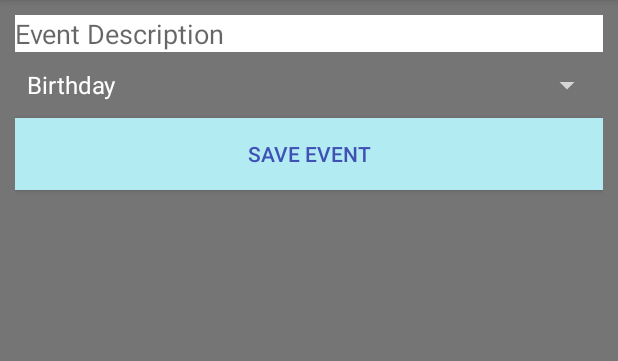
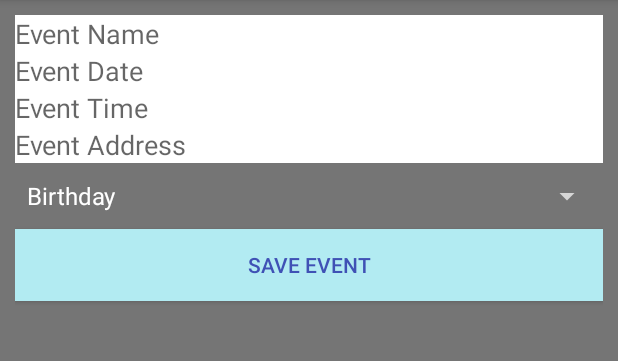
Before and after one commit to AlenaSG/Capstone-Android, an Android app: the CreateEventActivity screen opened directly, with no data from a screen before it, after a tap on "SAVE EVENT", on a phone screen of 412 x 824 dp, the part 84-445 px from its top. Run offline under Robolectric (Android 15) with nearby library versions, the phone set to English and light mode, and no system bars; our stand-ins replace Firebase (no records; nobody signed in at launch, a user with empty details on screens opened directly).

Commit message:
update Event model with date-time-address and fix code to reflect the changes

```diff
--- a/app/src/main/java/com/epicodus/eventmanager/CreateEventActivity.java
+++ b/app/src/main/java/com/epicodus/eventmanager/CreateEventActivity.java
@@ -37,7 +37,10 @@ public class CreateEventActivity extends AppCompatActivity {
     public static final String EVENT_NAME = "eventname";
     public static final String EVENT_ID = "eventid";
     //define view objects
-    private EditText mDescriptionET;
+    private EditText mNameET;
+    private EditText mDateET;
+    private EditText mTimeET;
+    private EditText mAddressET;
     private Button mSaveEventBtn;
     private Spinner mSelectTypeSpn;
     //private FirebaseDatabase database;
@@ -60,7 +63,10 @@ public class CreateEventActivity extends AppCompatActivity {
         //database = FirebaseDatabase.getInstance();
 
 
-        mDescriptionET = (EditText) findViewById(R.id. etDescription);
+        mNameET = (EditText) findViewById(R.id. etName);
+        mDateET = (EditText) findViewById(R.id. etDate);
+        mTimeET = (EditText) findViewById(R.id. etTime);
+        mAddressET = (EditText) findViewById(R.id. etAddress);
         mSelectTypeSpn = (Spinner) findViewById(R.id.spnSelectType);
         //lvEvents = (ListView) findViewById(R.id.lvEvents);
 
@@ -102,7 +108,7 @@ public class CreateEventActivity extends AppCompatActivity {
                 Intent intent = new Intent(getApplicationContext(), AddRatingActivity.class);
 
                 intent.putExtra(EVENT_ID, event.getEventID());
-                intent.putExtra(EVENT_NAME, event.getDescription());
+                intent.putExtra(EVENT_NAME, event.getName());
 
                 startActivity(intent);
         }
@@ -111,7 +117,7 @@ public class CreateEventActivity extends AppCompatActivity {
         public void onLongClick(View view, int position) {
             Event event = events.get(position);
 
-               showUpdateDialog(event.getEventID(), event.getDescription());
+               showUpdateDialog(event.getEventID(), event.getName());
             Toast.makeText(CreateEventActivity.this, "long click", Toast.LENGTH_SHORT).show();
         }
     }));
@@ -144,7 +150,7 @@ public class CreateEventActivity extends AppCompatActivity {
         });
     }
 
-    private void showUpdateDialog(final String eventID, String eventDescription){
+    private void showUpdateDialog(final String eventID, String eventName){
         AlertDialog.Builder dialogBuilder = new AlertDialog.Builder(this);
         LayoutInflater inflater = getLayoutInflater();
         final View dialogView = inflater.inflate(R.layout.update_dialog, null);
@@ -152,11 +158,14 @@ public class CreateEventActivity extends AppCompatActivity {
         dialogBuilder.setView(dialogView);
 
         final EditText etName = (EditText) dialogView.findViewById(R.id.etNewName);
+        final EditText etDate = (EditText) dialogView.findViewById(R.id.etNewDate);
+        final EditText etTime = (EditText) dialogView.findViewById(R.id.etNewTime);
+        final EditText etAddress = (EditText) dialogView.findViewById(R.id.etNewAddress);
         final Button btnUpdate = (Button) dialogView.findViewById(R.id.btnUpdate);
         final Spinner spnUpdate = (Spinner) dialogView.findViewById(R.id.spnUpdate);
         final Button btnDelete = (Button) dialogView.findViewById(R.id.btnDelete);
 
-        dialogBuilder.setTitle("Update Event " + eventDescription);
+        dialogBuilder.setTitle("Update Event " + eventName);
 
         final AlertDialog alertDialog = dialogBuilder.create();
         alertDialog.show();
@@ -165,14 +174,17 @@ public class CreateEventActivity extends AppCompatActivity {
         btnUpdate.setOnClickListener(new View.OnClickListener() {
             @Override
             public void onClick(View view) {
-                String description = etName.getText().toString().trim();
+                String name = etName.getText().toString().trim();
                 String type = spnUpdate.getSelectedItem().toString();
+                String date = etDate.getText().toString().trim();
+                String time = etTime.getText().toString().trim();
+                String address = etAddress.getText().toString().trim();
 
-                if(TextUtils.isEmpty(description)){
+                if(TextUtils.isEmpty(name)){
                     etName.setError("Description Required");
                     return;
                 }
-                updateEvent(eventID, description, type);
+                updateEvent(eventID, name, type, date, time, address);
 
                 alertDialog.dismiss();
             }
@@ -198,10 +210,10 @@ public class CreateEventActivity extends AppCompatActivity {
         Toast.makeText(this, "Event is deleted", Toast.LENGTH_LONG).show();
     }
 
-    private boolean updateEvent(String id, String description, String type){
+    private boolean updateEvent(String id, String name, String type, String date, String time, String address){
         DatabaseReference databaseReference = FirebaseDatabase.getInstance().getReference("events").child(id);
 
-        Event event = new Event(id, description, type);
+        Event event = new Event(id, name, type, date, time, address);
 
         databaseReference.setValue(event);
         Toast.makeText(this, "Event updated successfully", Toast.LENGTH_LONG).show();
@@ -210,19 +222,22 @@ public class CreateEventActivity extends AppCompatActivity {
     }
 
     private void AddEvent() {
-        String description = mDescriptionET.getText().toString().trim();
+        String description = mNameET.getText().toString().trim();
         String type = mSelectTypeSpn.getSelectedItem().toString();
+        String date = mDateET.getText().toString().trim();
+        String time = mTimeET.getText().toString().trim();
+        String address = mAddressET.getText().toString().trim();
 
         if(!TextUtils.isEmpty(description)) {
 
             String id = databaseEvents.push().getKey();
-            Event event = new Event(id, description, type);
+            Event event = new Event(id, description, type, date, time, address);
             databaseEvents.child(id).setValue(event);
 
             Toast.makeText(this, "event added", Toast.LENGTH_LONG).show();
 
         } else {
-            Toast.makeText(CreateEventActivity.this, "enter description", Toast.LENGTH_LONG).show();
+            Toast.makeText(CreateEventActivity.this, "enter name of the event", Toast.LENGTH_LONG).show();
         }
 
     }
--- a/app/src/main/java/com/epicodus/eventmanager/EventListAdapter.java
+++ b/app/src/main/java/com/epicodus/eventmanager/EventListAdapter.java
@@ -40,6 +40,10 @@ public class EventListAdapter extends RecyclerView.Adapter<EventListAdapter.Even
         private ImageView mEventImageView;
         private TextView mNameTextView;
         private TextView mTypeTextView;
+        private TextView mDateTextView;
+        private TextView mTimeTextView;
+        private TextView mAddressTextView;
+
 
 
         private Context mContext;
@@ -49,13 +53,19 @@ public class EventListAdapter extends RecyclerView.Adapter<EventListAdapter.Even
             mEventImageView = (ImageView) itemView.findViewById(R.id.eventImageView);
             mNameTextView = (TextView) itemView.findViewById(R.id.eventNameTextView);
             mTypeTextView = (TextView) itemView.findViewById(R.id.typeTextView);
+            mDateTextView = (TextView) itemView.findViewById(R.id.dateTextView);
+            mTimeTextView = (TextView) itemView.findViewById(R.id.timeTextView);
+            mAddressTextView = (TextView) itemView.findViewById(R.id.addressTextView);
 
             mContext = itemView.getContext();
         }
 
         public void bindEvent(Event event) {
-            mNameTextView.setText(event.getDescription());
+            mNameTextView.setText(event.getName());
             mTypeTextView.setText(event.getType());
+            mDateTextView.setText(event.getDate());
+            mTimeTextView.setText(event.getTime());
+            mAddressTextView.setText(event.getAddress());
         }
 
     }
--- a/app/src/main/res/layout/activity_create_event.xml
+++ b/app/src/main/res/layout/activity_create_event.xml
@@ -13,9 +13,33 @@
     <EditText
         android:layout_width="match_parent"
         android:layout_height="wrap_content"
-        android:id="@+id/etDescription"
+        android:id="@+id/etName"
         android:background="@color/icons"
-        android:hint="Event Description"/>
+        android:hint="Event Name"/>
+
+    <EditText
+        android:layout_width="match_parent"
+        android:layout_height="wrap_content"
+        android:id="@+id/etDate"
+        android:background="@color/icons"
+        android:hint="Event Date"
+        android:layout_below="@id/etName"/>
+
+    <EditText
+        android:layout_width="match_parent"
+        android:layout_height="wrap_content"
+        android:id="@+id/etTime"
+        android:background="@color/icons"
+        android:hint="Event Time"
+        android:layout_below="@id/etDate"/>
+
+    <EditText
+        android:layout_width="match_parent"
+        android:layout_height="wrap_content"
+        android:id="@+id/etAddress"
+        android:background="@color/icons"
+        android:hint="Event Address"
+        android:layout_below="@id/etTime"/>
 
     <Spinner
         android:id="@+id/spnSelectType"
@@ -26,7 +50,7 @@
         android:layout_marginBottom="10dp"
         android:scrollbarSize="80dp"
         android:spinnerMode="dropdown"
-        android:layout_below="@id/etDescription"
+        android:layout_below="@id/etAddress"
        android:theme="@style/ThemeOverlay.AppCompat.Dark"/>
 
     <Button
```
Also changed, not shown: app/build.gradle (+14 -0 lines), app/src/main/java/com/epicodus/eventmanager/Event.java (+42 -41 lines), app/src/main/java/com/epicodus/eventmanager/EventList.java (+8 -2 lines), app/src/main/res/layout/event_list_item.xml (+30 -0 lines), app/src/main/res/layout/list_layout.xml (+23 -2 lines), app/src/main/res/layout/update_dialog.xml (+24 -0 lines).
